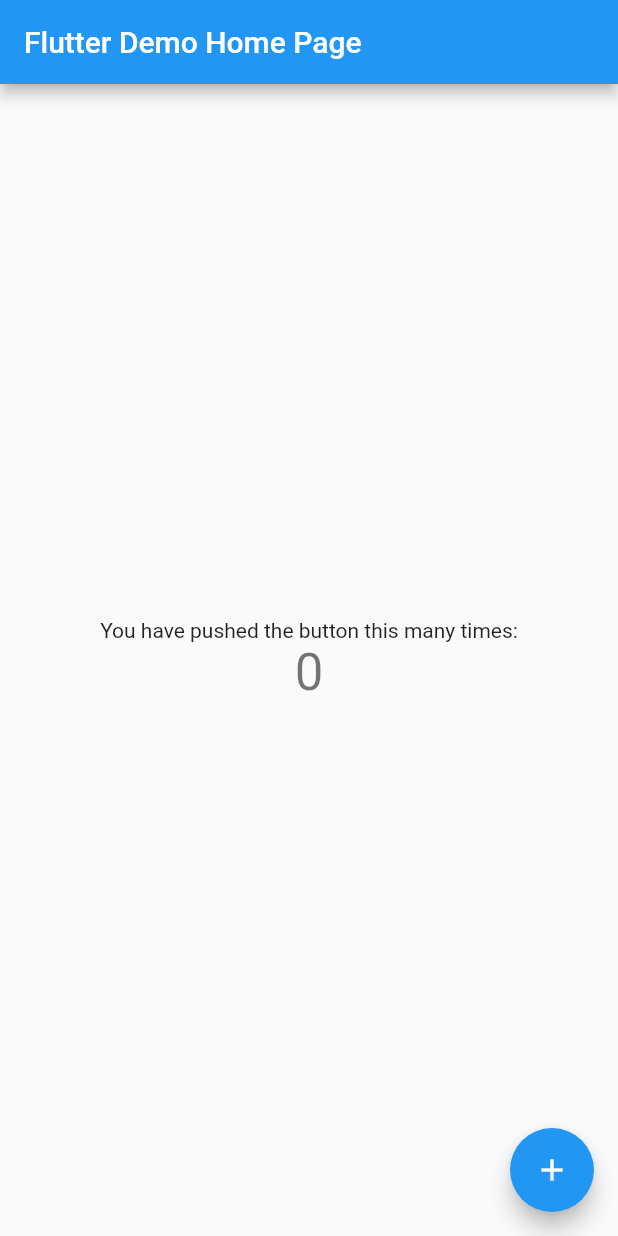
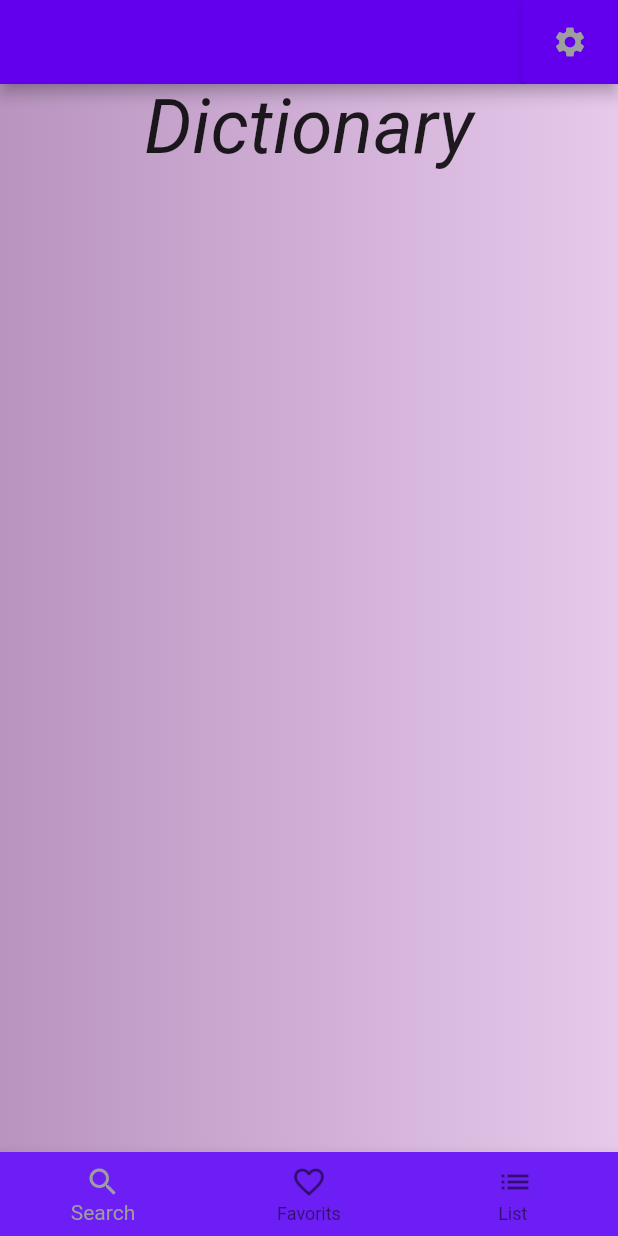
Before and after one commit to neyrodzen/Dictionary_1, a Flutter app: the screen it shows after launch, on a phone screen of 412 x 824 dp. Run offline on Flutter 3.47's test engine with Material 2 defaults, Android fonts, the phone set to English and light mode, and no system bars; our stand-ins replace dio; missing offline and left inert: dart:ffi.

Commit message:
my first app "Dictionary"(just translator)

```diff
--- /dev/null
+++ b/lib/home_page/home_page.dart
@@ -0,0 +1,101 @@
+import 'package:flutter/material.dart';
+
+import 'model/model_provider.dart';
+import 'model/parent_list.dart';
+import 'model/textfield_model.dart';
+
+class HomePage extends StatefulWidget {
+  const HomePage({Key? key}) : super(key: key);
+
+  @override
+  State<HomePage> createState() => _HomePageState();
+}
+
+class _HomePageState extends State<HomePage> {
+  int indexItem = 0;
+  Widget? listWidget ;
+
+  @override
+  Widget build(BuildContext context) {
+    void ontapSettings() {
+      Navigator.of(context).pushNamed('/settings_page');
+      setState(() {});
+    }
+
+    void onTapBottom(int index) {
+      indexItem = index;
+      ModelProvider.watch(context)?.model.indexBottomBar = index;
+      ParentList list =
+          ModelProvider.watch(context)?.model.factoryList() ?? ErrorList();
+
+      listWidget = list as Widget;
+      setState(() {});
+    }
+
+  TextFieldModel model = TextFieldModel();
+
+    return Scaffold(
+      // floatingActionButton:,
+      appBar: AppBar(
+          actions: [
+            ElevatedButton(
+              onPressed: ontapSettings,
+              child: Icon(Icons.settings),
+            )
+          ],
+          title: Row(
+            children: [
+              Expanded(
+                child: Text(
+                  '   ',
+                ),
+              ),
+            ],
+          )),
+      body: ConstrainedBox(
+        constraints: BoxConstraints(
+          minHeight: double.infinity,
+          minWidth: double.infinity,
+        ),
+        child: DecoratedBox(
+          decoration: BoxDecoration(
+              gradient: LinearGradient(colors: [
+            Color.fromARGB(255, 184, 148, 190),
+            Color.fromARGB(255, 231, 201, 236)
+          ])),
+          child: SingleChildScrollView(
+            child: SearchModelProvider(
+              model: model,
+              child: listWidget ?? Center(
+                child: Text('Dictionary',
+                style: TextStyle(
+                  fontSize: 50,
+                  fontStyle: FontStyle.italic,
+                ),))
+            ),
+          ),
+        ),
+      ),
+      bottomNavigationBar: BottomNavigationBar(
+        items: const [
+          BottomNavigationBarItem(
+            icon: Icon(Icons.search),
+            label: 'Search',
+          ),
+          BottomNavigationBarItem(
+            icon: Icon(Icons.favorite_outline),
+            label: 'Favorits',
+          ),
+          BottomNavigationBarItem(
+            icon: Icon(Icons.list),
+            label: 'List ',
+          ),
+        ],
+        backgroundColor: Color.fromARGB(255, 108, 30, 244),
+        selectedItemColor: Colors.grey,
+        onTap: onTapBottom,
+        currentIndex: indexItem,
+      ),
+    );
+  }
+}
--- /dev/null
+++ b/lib/home_page/model/api_client/api_client.dart
@@ -0,0 +1,23 @@
+import 'dart:convert';
+import 'dart:ffi';
+import 'dart:io';
+
+class ApiClient {
+  HttpClient client = HttpClient();
+
+  Future<String?> getHttp(String word) async {
+    final url = Uri.parse(
+        'https://dictionary.yandex.net/api/v1/dicservice.json/lookup?key=dict.1.1.20221011T142023Z.73a7064e0ea7123e.56faa6304ab446eb368af5b916d01f1aedc825fc&lang=en-ru&text=$word');
+    final request = await client.getUrl(url);
+    final responce = await request.close();
+    final byteTostring = await responce.transform(utf8.decoder).toList();
+    final str = byteTostring.join();
+    final json = jsonDecode(str) as Map<String, dynamic>;
+    List<dynamic> def = json['def'];
+    String translate = 'Error!!!';
+    if (def.isNotEmpty)
+     translate = def[0]['tr'][0]['text'];
+
+    return translate;
+  }
+}
--- /dev/null
+++ b/lib/home_page/model/model_provider.dart
@@ -0,0 +1,23 @@
+// ignore_for_file: public_member_api_docs, sort_constructors_first
+import 'package:flutter/cupertino.dart';
+
+import 'model.dart';
+
+class ModelProvider extends InheritedNotifier {
+  ModelProvider({
+    super.key,
+    required this.model,
+    required super.child,
+  }) : super(notifier: model,);
+  final ModelOfPage model;
+
+  static ModelProvider? watch(BuildContext context) {
+    return context.dependOnInheritedWidgetOfExactType<ModelProvider>();
+  }
+
+  static ModelProvider? read(BuildContext context) {
+    return context
+        .getElementForInheritedWidgetOfExactType<ModelProvider>()
+        ?.widget as ModelProvider;
+  }
+}
--- /dev/null
+++ b/lib/home_page/model/textfield_model.dart
@@ -0,0 +1,37 @@
+import 'package:flutter/material.dart';
+import 'package:dio/dio.dart';
+
+import 'api_client/api_client.dart';
+
+class TextFieldModel extends ChangeNotifier {
+  String enterText = '';
+  String showText = '';
+
+  // Future <String> getTranslate() async {
+  Future<String?> getTranslate() async{
+    ApiClient apiClient = ApiClient();
+    String? translate = await apiClient.getHttp(enterText);
+    return translate;
+  }
+}
+
+class SearchModelProvider extends InheritedNotifier {
+  SearchModelProvider({
+    super.key,
+    required this.model,
+    required super.child,
+  }) : super(
+          notifier: model,
+        );
+  final TextFieldModel model;
+
+  static SearchModelProvider? watch(BuildContext context) {
+    return context.dependOnInheritedWidgetOfExactType<SearchModelProvider>();
+  }
+
+  static SearchModelProvider? read(BuildContext context) {
+    return context
+        .getElementForInheritedWidgetOfExactType<SearchModelProvider>()
+        ?.widget as SearchModelProvider;
+  }
+}
--- a/lib/main.dart
+++ b/lib/main.dart
@@ -1,115 +1,40 @@
 import 'package:flutter/material.dart';
+import 'home_page/home_page.dart';
+import 'home_page/model/model.dart';
+import 'home_page/model/model_provider.dart';
+import 'setting_page/setting_page.dart';
 
 void main() {
-  runApp(const MyApp());
+  runApp(MyApp());
 }
 
-class MyApp extends StatelessWidget {
-  const MyApp({Key? key}) : super(key: key);
+class MyApp extends StatefulWidget {
+  MyApp({Key? key}) : super(key: key);
+
+  @override
+  State<MyApp> createState() => _MyAppState();
+}
+
+class _MyAppState extends State<MyApp> {
+  ModelOfPage model = ModelOfPage(0);
 
   // This widget is the root of your application.
   @override
   Widget build(BuildContext context) {
     return MaterialApp(
-      title: 'Flutter Demo',
+      debugShowCheckedModeBanner: false,
+      title: 'Dictionary',
       theme: ThemeData(
-        // This is the theme of your application.
-        //
-        // Try running your application with "flutter run". You'll see the
-        // application has a blue toolbar. Then, without quitting the app, try
-        // changing the primarySwatch below to Colors.green and then invoke
-        // "hot reload" (press "r" in the console where you ran "flutter run",
-        // or simply save your changes to "hot reload" in a Flutter IDE).
-        // Notice that the counter didn't reset back to zero; the application
-        // is not restarted.
-        primarySwatch: Colors.blue,
-      ),
-      home: const MyHomePage(title: 'Flutter Demo Home Page'),
+          colorScheme: const ColorScheme.light(
+        onPrimary: Colors.grey,
+      )),
+      home: ModelProvider(model: model,
+       child: const HomePage()),
+      routes: {
+        //'/': (context) => HomePage(),
+        '/settings_page': (context) => SettingsPage()
+      },
+      // initialRoute: '/'
     );
   }
 }
-
-class MyHomePage extends StatefulWidget {
-  const MyHomePage({Key? key, required this.title}) : super(key: key);
-
-  // This widget is the home page of your application. It is stateful, meaning
-  // that it has a State object (defined below) that contains fields that affect
-  // how it looks.
-
-  // This class is the configuration for the state. It holds the values (in this
-  // case the title) provided by the parent (in this case the App widget) and
-  // used by the build method of the State. Fields in a Widget subclass are
-  // always marked "final".
-
-  final String title;
-
-  @override
-  State<MyHomePage> createState() => _MyHomePageState();
-}
-
-class _MyHomePageState extends State<MyHomePage> {
-  int _counter = 0;
-
-  void _incrementCounter() {
-    setState(() {
-      // This call to setState tells the Flutter framework that something has
-      // changed in this State, which causes it to rerun the build method below
-      // so that the display can reflect the updated values. If we changed
-      // _counter without calling setState(), then the build method would not be
-      // called again, and so nothing would appear to happen.
-      _counter++;
-    });
-  }
-
-  @override
-  Widget build(BuildContext context) {
-    // This method is rerun every time setState is called, for instance as done
-    // by the _incrementCounter method above.
-    //
-    // The Flutter framework has been optimized to make rerunning build methods
-    // fast, so that you can just rebuild anything that needs updating rather
-    // than having to individually change instances of widgets.
-    return Scaffold(
-      appBar: AppBar(
-        // Here we take the value from the MyHomePage object that was created by
-        // the App.build method, and use it to set our appbar title.
-        title: Text(widget.title),
-      ),
-      body: Center(
-        // Center is a layout widget. It takes a single child and positions it
-        // in the middle of the parent.
-        child: Column(
-          // Column is also a layout widget. It takes a list of children and
-          // arranges them vertically. By default, it sizes itself to fit its
-          // children horizontally, and tries to be as tall as its parent.
-          //
-          // Invoke "debug painting" (press "p" in the console, choose the
-          // "Toggle Debug Paint" action from the Flutter Inspector in Android
-          // Studio, or the "Toggle Debug Paint" command in Visual Studio Code)
-          // to see the wireframe for each widget.
-          //
-          // Column has various properties to control how it sizes itself and
-          // how it positions its children. Here we use mainAxisAlignment to
-          // center the children vertically; the main axis here is the vertical
-          // axis because Columns are vertical (the cross axis would be
-          // horizontal).
-          mainAxisAlignment: MainAxisAlignment.center,
-          children: <Widget>[
-            const Text(
-              'You have pushed the button this many times:',
-            ),
-            Text(
-              '$_counter',
-              style: Theme.of(context).textTheme.headline4,
-            ),
-          ],
-        ),
-      ),
-      floatingActionButton: FloatingActionButton(
-        onPressed: _incrementCounter,
-        tooltip: 'Increment',
-        child: const Icon(Icons.add),
-      ), // This trailing comma makes auto-formatting nicer for build methods.
-    );
-  }
-}
--- a/pubspec.yaml
+++ b/pubspec.yaml
@@ -29,7 +29,7 @@
 dependencies:
   flutter:
     sdk: flutter
-
+  dio: ^4.0.6
 
   # The following adds the Cupertino Icons font to your application.
   # Use with the CupertinoIcons class for iOS style icons.
```
Also changed, not shown: analysis_options.yaml (+18 -1 lines), lib/home_page/model/model.dart (added, +28 -0 lines), lib/home_page/model/parent_list.dart (added, +27 -0 lines), lib/home_page/model/search_list.dart (added, +76 -0 lines), lib/setting_page/setting_page.dart (added, +40 -0 lines), pubspec.lock, 1 other file.
